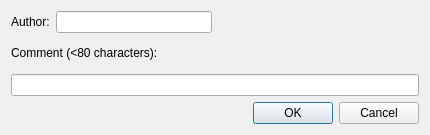
The window that python/masarclient/ui/ui_commentdiag.ui (NSLS-II/masarUI) describes before a commit, drawn with Qt 5.
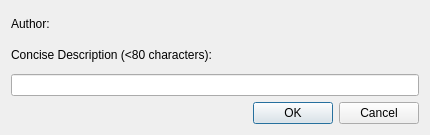
The same window after the commit.

Commit message: improved saving machine snapshot: the ui_commentdiag.ui is redesigned, bug fix of disConnectedPVs in saveMachineSnapshot(), etc

The edit to the form file:
```diff
--- a/python/masarclient/ui/ui_commentdiag.ui
+++ b/python/masarclient/ui/ui_commentdiag.ui
@@ -14,30 +14,6 @@
    <string>Comment</string>
   </property>
   <layout class="QGridLayout" name="gridLayout">
-   <item row="0" column="0">
-    <layout class="QHBoxLayout" name="horizontalLayout">
-     <item>
-      <widget class="QLabel" name="label">
-       <property name="text">
-        <string>Author:</string>
-       </property>
-       <property name="buddy">
-        <cstring>authorLineEdit</cstring>
-       </property>
-      </widget>
-     </item>
-     <item>
-      <widget class="QLineEdit" name="authorLineEdit"/>
-     </item>
-    </layout>
-   </item>
-   <item row="1" column="0">
-    <widget class="QLabel" name="label_2">
-     <property name="text">
-      <string>Comment (&lt;80 characters):</string>
-     </property>
-    </widget>
-   </item>
    <item row="2" column="0" colspan="2">
     <widget class="QLineEdit" name="commentLineEdit">
      <property name="sizePolicy">
@@ -63,6 +39,24 @@
      </property>
     </widget>
    </item>
+   <item row="1" column="0">
+    <widget class="QLabel" name="label_2">
+     <property name="text">
+      <string>Concise Description (&lt;80 characters):</string>
+     </property>
+    </widget>
+   </item>
+   <item row="0" column="0">
+    <layout class="QHBoxLayout" name="horizontalLayout">
+     <item>
+      <widget class="QLabel" name="authorInfo">
+       <property name="text">
+        <string>Author:</string>
+       </property>
+      </widget>
+     </item>
+    </layout>
+   </item>
    <item row="3" column="1">
     <widget class="QDialogButtonBox" name="buttonBox">
      <property name="orientation">
```
Left out of the diff: 13 changed lines with no effect on the pictures. The commit also changes 3 other files.
